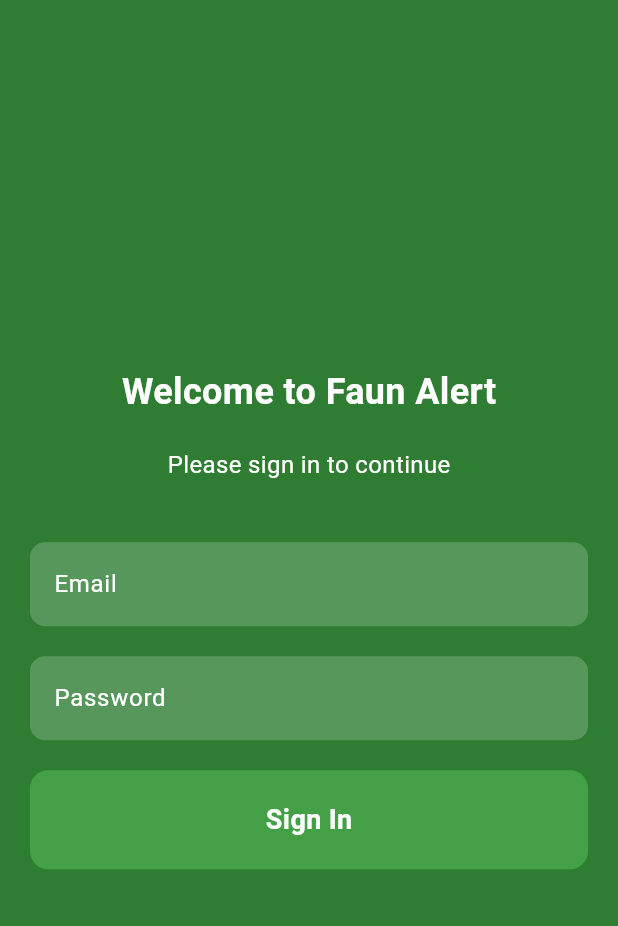
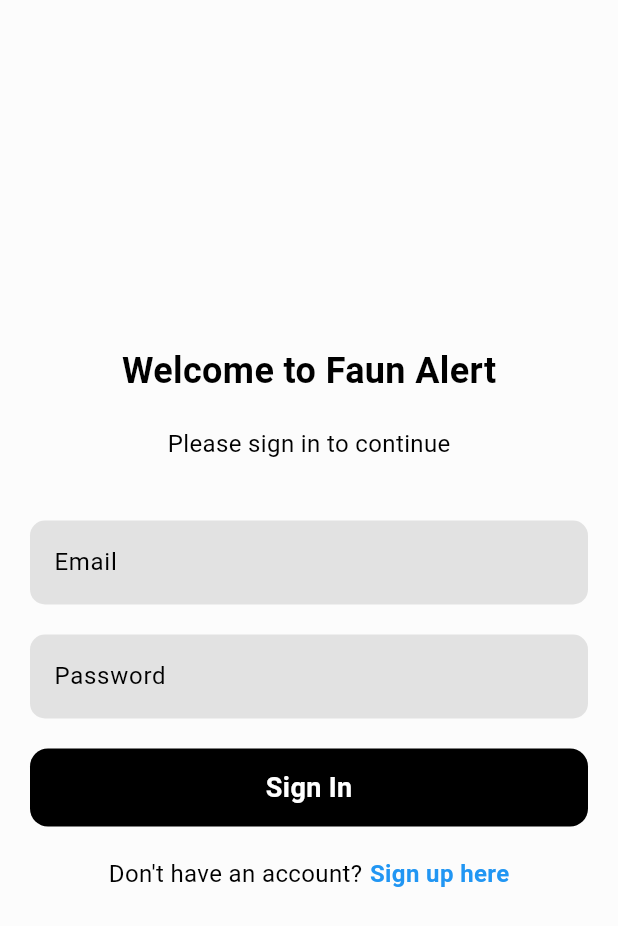
Before and after one commit to bokdotdeveloper/faun_alert, a Flutter app: the screen it shows after launch, on a phone screen of 412 x 824 dp. Shown: the top 926 px of the screen. Run offline on Flutter 3.47's test engine with Material 3 defaults, Android fonts, the phone set to English and light mode, and no system bars; our stand-ins replace firebase_auth, firebase_core; accounts and stored records are empty.

Commit message:
added signin and sign out method

```diff
--- a/lib/main.dart
+++ b/lib/main.dart
@@ -1,19 +1,14 @@
-import 'package:device_preview/device_preview.dart';
-import 'package:faun_alert/pages/Welcome.dart';
+import 'package:faun_alert/pages/main_page.dart';
 import 'package:faun_alert/pages/signin.dart';
 import 'package:flutter/material.dart';
-import "package:firebase_core/firebase_core.dart";
+import 'package:firebase_core/firebase_core.dart';
 
 void main() async {
   WidgetsFlutterBinding.ensureInitialized();
 
-  // await Firebase.initializeApp();
+  await Firebase.initializeApp();
 
-  runApp(
-    DevicePreview(builder: (context) =>
-      MyApp(),
-    )
-  );
+  runApp(MyApp());
 }
 
 class MyApp extends StatelessWidget {
@@ -24,7 +19,7 @@ class MyApp extends StatelessWidget {
   Widget build(BuildContext context){
     return const MaterialApp(
       debugShowCheckedModeBanner: false,
-      home: Signin(),
+      home: MainPage(),
     );
   }
 }
--- /dev/null
+++ b/lib/pages/main_page.dart
@@ -0,0 +1,22 @@
+import 'package:faun_alert/pages/home_page.dart';
+import 'package:faun_alert/pages/signin.dart';
+import 'package:firebase_auth/firebase_auth.dart';
+import 'package:flutter/material.dart';
+
+class MainPage extends StatelessWidget {
+  const MainPage({super.key});
+
+  @override
+  Widget build(BuildContext context) {
+    return Scaffold(
+        body: StreamBuilder<User?>(stream: FirebaseAuth.instance.authStateChanges(),
+        builder: (context, snapshot){
+          if(snapshot.hasData){
+            return HomePage();
+          } else {
+            return Signin();
+          }
+        },),
+    );
+  }
+}
--- a/lib/pages/signin.dart
+++ b/lib/pages/signin.dart
@@ -1,13 +1,44 @@
+import 'package:firebase_auth/firebase_auth.dart';
 import 'package:flutter/material.dart';
 
-class Signin extends StatelessWidget {
-  const Signin({super.key});
+class Signin extends StatefulWidget {
+  const Signin({Key? key}) : super(key: key);
+
+  @override
+  State<Signin> createState() => _SigninState();
+}
+
+class _SigninState extends State<Signin> {
+  // text field controllers for email and password
+  final TextEditingController emailController = TextEditingController();
+  final TextEditingController passwordController = TextEditingController();
+
+  // function to handle sign in logic
+
+  Future signIn() async {
+    String email = emailController.text.trim();
+    String password = passwordController.text.trim();
+
+    await FirebaseAuth.instance.signInWithEmailAndPassword(
+      email: email,
+      password: password,
+    );
+  }
+
+  @override
+  void dispose() {
+    emailController.dispose();
+    passwordController.dispose();
+    super.dispose();
+  }
 
   @override
   Widget build(BuildContext context) {
     return Scaffold(
-      backgroundColor: Colors.green[800],
-      body: Center(
+      backgroundColor: const Color.fromARGB(255, 252, 252, 252),
+      body: SafeArea(
+        child: Center(
+          child: SingleChildScrollView(
             child: Column(
               mainAxisAlignment: MainAxisAlignment.center,
               crossAxisAlignment: CrossAxisAlignment.center,
@@ -15,7 +46,7 @@ class Signin extends StatelessWidget {
                 const Text(
                   'Welcome to Faun Alert',
                   style: TextStyle(
-                color: Colors.white,
+                    color: Colors.black,
                     fontSize: 24,
                     fontWeight: FontWeight.bold,
                   ),
@@ -23,17 +54,21 @@ class Signin extends StatelessWidget {
                 const SizedBox(height: 20),
                 const Text(
                   'Please sign in to continue',
-              style: TextStyle(color: Colors.white, fontSize: 16),
+                  style: TextStyle(color: Colors.black, fontSize: 16),
                 ),
                 const SizedBox(height: 40),
                 Padding(
                   padding: const EdgeInsets.symmetric(horizontal: 20),
                   child: TextField(
+                    controller: emailController,
                     decoration: InputDecoration(
                       labelText: 'Email',
-                  labelStyle: const TextStyle(color: Colors.white),
+                      labelStyle: const TextStyle(
+                        color: Colors.black,
+                        fontSize: 16,
+                      ),
                       filled: true,
-                  fillColor: Colors.white.withOpacity(0.2),
+                      fillColor: Colors.black.withOpacity(0.1),
                       border: const OutlineInputBorder(
                         borderRadius: BorderRadius.all(Radius.circular(10)),
                         borderSide: BorderSide.none,
@@ -45,11 +80,15 @@ class Signin extends StatelessWidget {
                 Padding(
                   padding: const EdgeInsets.symmetric(horizontal: 20),
                   child: TextField(
+                    controller: passwordController,
                     decoration: InputDecoration(
                       labelText: 'Password',
-                  labelStyle: const TextStyle(color: Colors.white),
+                      labelStyle: const TextStyle(
+                        color: Colors.black,
+                        fontSize: 16,
+                      ),
                       filled: true,
-                  fillColor: Colors.white.withOpacity(0.2),
+                      fillColor: Colors.black.withOpacity(0.1),
                       border: const OutlineInputBorder(
                         borderRadius: BorderRadius.all(Radius.circular(10)),
                         borderSide: BorderSide.none,
@@ -61,10 +100,12 @@ class Signin extends StatelessWidget {
                 const SizedBox(height: 20),
                 Padding(
                   padding: const EdgeInsets.symmetric(horizontal: 20),
+                  child: GestureDetector(
+                    onTap: signIn,
                     child: Container(
-                padding: const EdgeInsets.all(20),
+                      padding: const EdgeInsets.all(13),
                       decoration: BoxDecoration(
-                  color: Colors.green[600],
+                        color: const Color.fromARGB(255, 0, 0, 0),
                         borderRadius: BorderRadius.circular(12),
                       ),
                       child: Center(
@@ -79,7 +120,30 @@ class Signin extends StatelessWidget {
                       ),
                     ),
                   ),
+                ),
+                const SizedBox(height: 20),
+                Row(
+                  mainAxisAlignment: MainAxisAlignment.center,
+                  crossAxisAlignment: CrossAxisAlignment.center,
+                  children: [
+                    Text(
+                      "Don't have an account?",
+                      style: TextStyle(color: Colors.black, fontSize: 16),
+                    ),
+                    const SizedBox(width: 5),
+                    Text(
+                      "Sign up here",
+                      style: TextStyle(
+                        color: Colors.blue,
+                        fontWeight: FontWeight.bold,
+                        fontSize: 16,
+                      ),
+                    ),
                   ],
+                ),
+              ],
+            ),
+          ),
         ),
       ),
     );
```
Also changed, not shown: lib/pages/home_page.dart (added, +36 -0 lines), lib/pages/welcome.dart (deleted, +0 -14 lines), 2 other files. Lines whose indentation alone changed are shown as unchanged.
